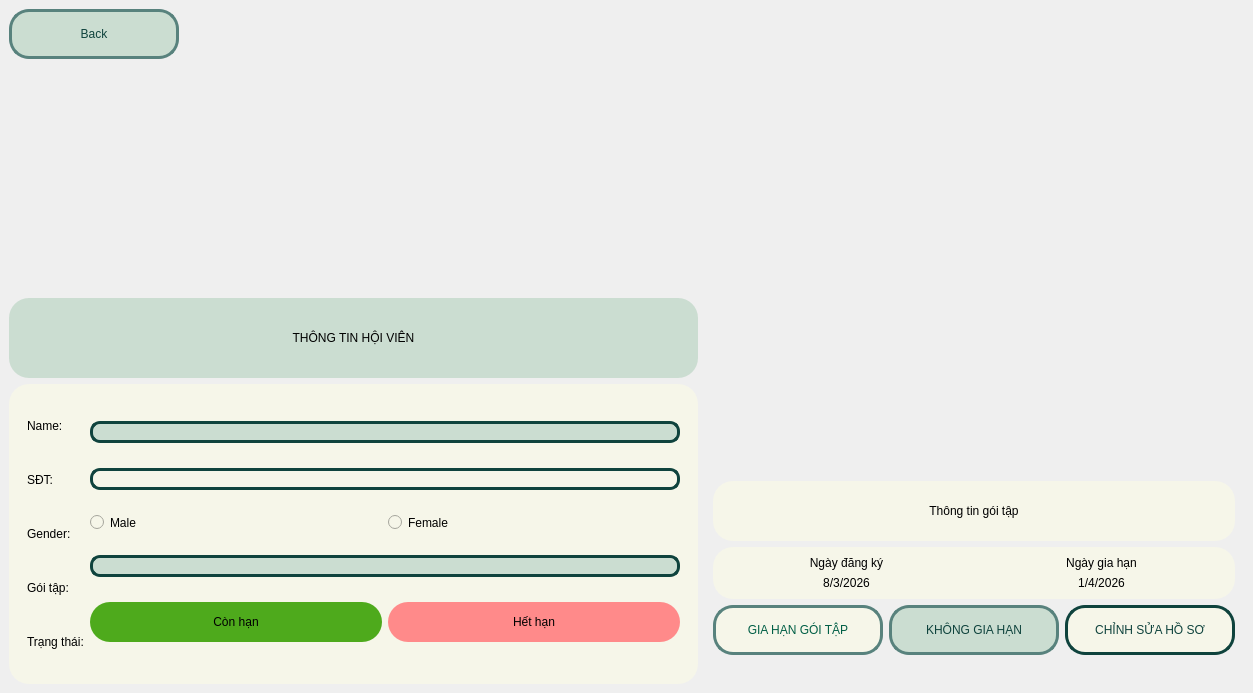
The window that ui/member/MemberMainWindow.ui (nguyenbphan12001-rimzy/Do-an-cuoi-ki-Nhom8_KTLT) describes before a commit, drawn with Qt 5.
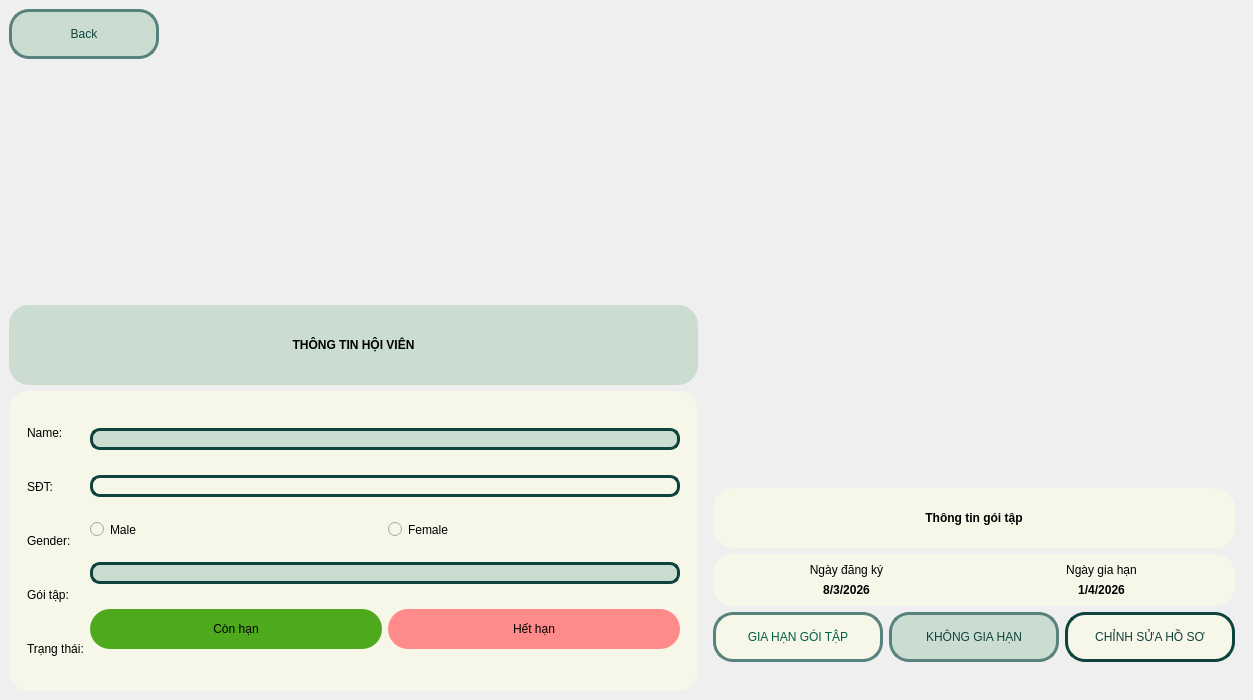
The same window after the commit. Icons and pictures are not drawn.

```diff
--- a/ui/member/MemberMainWindow.ui
+++ b/ui/member/MemberMainWindow.ui
@@ -7,7 +7,7 @@
     <x>0</x>
     <y>0</y>
     <width>1253</width>
-    <height>693</height>
+    <height>700</height>
    </rect>
   </property>
   <property name="windowTitle">
@@ -28,7 +28,7 @@
          <widget class="QPushButton" name="pushButtonBack">
           <property name="minimumSize">
            <size>
-            <width>170</width>
+            <width>150</width>
             <height>50</height>
            </size>
           </property>
@@ -81,7 +81,8 @@
            <string notr="true">background-color:#cbddd1;
 font: 87 18pt &quot;Noto Sans TC Black&quot;;
 border-radius: 20px;
-border: 3px ;</string>
+border: 3px ;
+font-weight:bold;</string>
           </property>
           <property name="text">
            <string>THÔNG TIN HỘI VIÊN</string>
@@ -292,7 +293,8 @@
                 <string notr="true">font: 87 18pt &quot;Noto Sans HK Black&quot;;
 background-color:#f6f6e9;
 border-radius: 20px;
-border: 3px ;</string>
+border: 3px ;
+font-weight:bold;</string>
                </property>
                <property name="text">
                 <string>Thông tin gói tập</string>
@@ -341,7 +343,8 @@
                   <item row="1" column="0">
                    <widget class="QLabel" name="labelNgayDKy">
                     <property name="styleSheet">
-                     <string notr="true">font: 87 14pt &quot;Noto Sans HK Black&quot;;</string>
+                     <string notr="true">font: 87 14pt &quot;Noto Sans HK Black&quot;;
+font-weight:bold;</string>
                     </property>
                     <property name="text">
                      <string>8/3/2026</string>
@@ -354,7 +357,8 @@
                   <item row="1" column="1">
                    <widget class="QLabel" name="labelNgayGiahan">
                     <property name="styleSheet">
-                     <string notr="true">font: 87 14pt &quot;Noto Sans HK Black&quot;;</string>
+                     <string notr="true">font: 87 14pt &quot;Noto Sans HK Black&quot;;
+font-weight:bold;</string>
                     </property>
                     <property name="text">
                      <string>1/4/2026</string>
```
Left out of the diff: 4 changed lines with no effect on the pictures.
